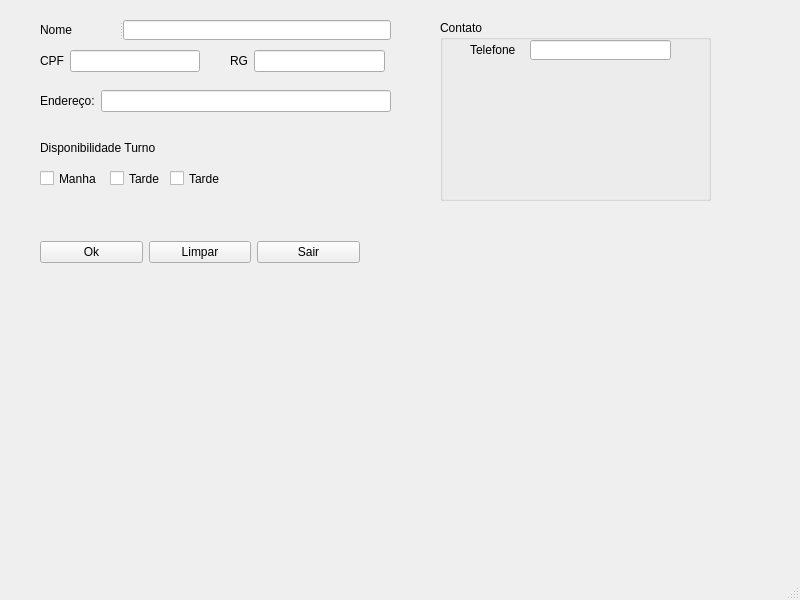
Before: the Qt Designer form Geovani/cadastroprofessores.ui in UnPComp2013/Grupo5, drawn with Qt 5.
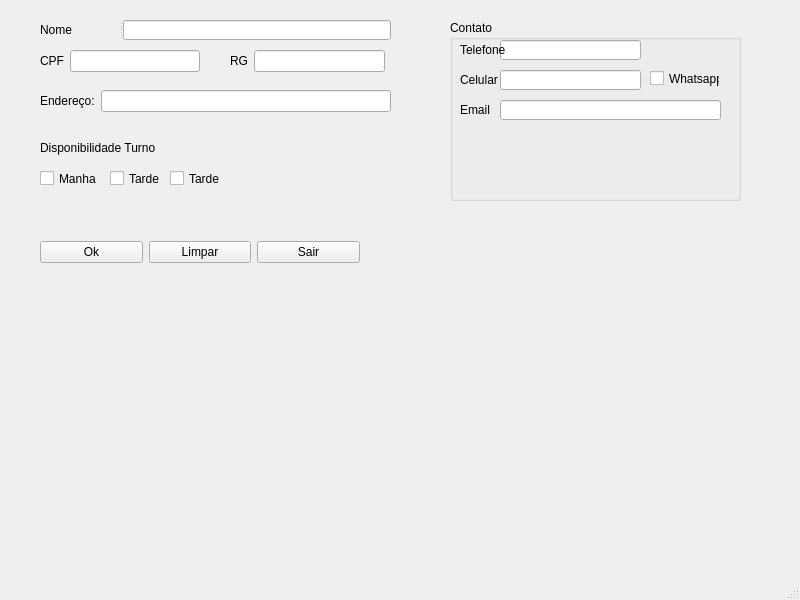
After: the same form once the commit is applied.

```diff
--- a/Geovani/cadastroprofessores.ui
+++ b/Geovani/cadastroprofessores.ui
@@ -187,9 +187,9 @@
    <widget class="QGroupBox" name="groupBox">
     <property name="geometry">
      <rect>
-      <x>440</x>
+      <x>450</x>
       <y>20</y>
-      <width>271</width>
+      <width>291</width>
       <height>181</height>
      </rect>
     </property>
@@ -199,7 +199,7 @@
     <widget class="QLineEdit" name="lineEdit_3">
      <property name="geometry">
       <rect>
-       <x>90</x>
+       <x>50</x>
        <y>20</y>
        <width>141</width>
        <height>20</height>
@@ -209,7 +209,7 @@
     <widget class="QLabel" name="label_7">
      <property name="geometry">
       <rect>
-       <x>30</x>
+       <x>10</x>
        <y>20</y>
        <width>49</width>
        <height>20</height>
@@ -219,6 +219,65 @@
       <string>Telefone</string>
      </property>
     </widget>
+    <widget class="QLabel" name="label_8">
+     <property name="geometry">
+      <rect>
+       <x>10</x>
+       <y>50</y>
+       <width>49</width>
+       <height>20</height>
+      </rect>
+     </property>
+     <property name="text">
+      <string>Celular</string>
+     </property>
+    </widget>
+    <widget class="QLineEdit" name="lineEdit_6">
+     <property name="geometry">
+      <rect>
+       <x>50</x>
+       <y>50</y>
+       <width>141</width>
+       <height>20</height>
+      </rect>
+     </property>
+    </widget>
+    <widget class="QCheckBox" name="checkBox_4">
+     <property name="geometry">
+      <rect>
+       <x>200</x>
+       <y>50</y>
+       <width>70</width>
+       <height>17</height>
+      </rect>
+     </property>
+     <property name="text">
+      <string>Whatsapp</string>
+     </property>
+    </widget>
+    <widget class="QLineEdit" name="lineEdit_7">
+     <property name="geometry">
+      <rect>
+       <x>50</x>
+       <y>80</y>
+       <width>221</width>
+       <height>20</height>
+      </rect>
+     </property>
+    </widget>
+    <widget class="QLabel" name="label_9">
+     <property name="geometry">
+      <rect>
+       <x>10</x>
+       <y>80</y>
+       <width>49</width>
+       <height>20</height>
+      </rect>
+     </property>
+     <property name="text">
+      <string>Email</string>
+     </property>
+    </widget>
    </widget>
   </widget>
   <widget class="QMenuBar" name="menubar">
```
